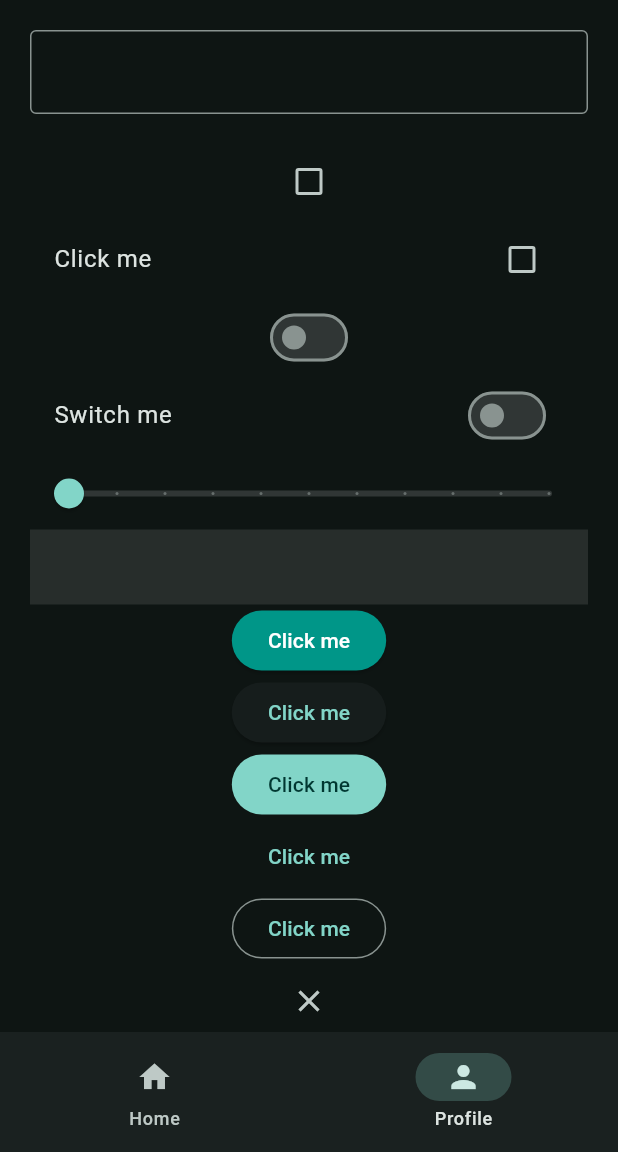
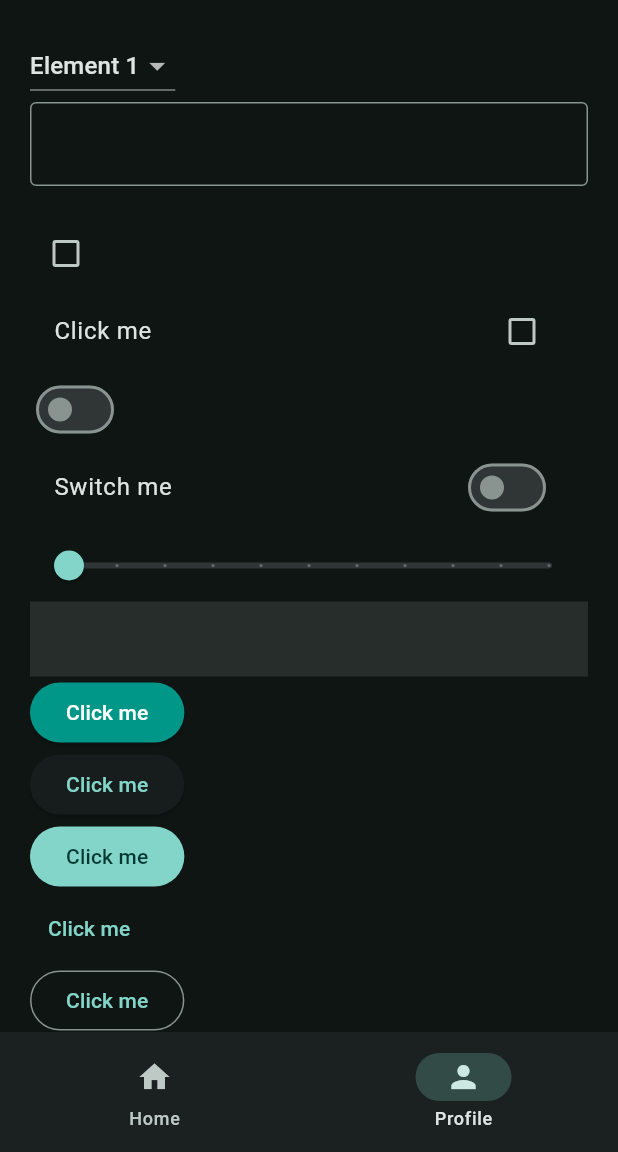
Before and after one commit to JokerHin/Flutter-Learning, a Flutter app: the screen it shows after launch, item 2 of the bottom bar chosen, on a phone screen of 412 x 824 dp, the part 84-1236 px from its top. Run offline on Flutter 3.47's test engine with Material 3 defaults, Android fonts, the phone set to English and light mode, and no system bars.

Commit message:
dropdownbutton

```diff
--- a/lib/views/pages/profile_page.dart
+++ b/lib/views/pages/profile_page.dart
@@ -12,6 +12,7 @@ class _ProfilePageState extends State<ProfilePage> {
   bool? isChecked = false;
   bool isSwitched = false;
   double sliderValue = 0.0;
+  String? menuItem = 'e1';
 
   @override
   Widget build(BuildContext context) {
@@ -19,7 +20,21 @@ class _ProfilePageState extends State<ProfilePage> {
       child: Padding(
         padding: const EdgeInsets.all(20.0),
         child: Column(
+          crossAxisAlignment: CrossAxisAlignment.start,
           children: [
+            DropdownButton(
+              value: menuItem,
+              items: [
+                DropdownMenuItem(value: 'e1', child: Text('Element 1')),
+                DropdownMenuItem(value: 'e2', child: Text('Element 2')),
+                DropdownMenuItem(value: 'e3', child: Text('Element 3')),
+              ],
+              onChanged: (String? value) {
+                setState(() {
+                  menuItem = value;
+                });
+              },
+            ),
             TextField(
               controller: controller,
               decoration: InputDecoration(border: OutlineInputBorder()),
```
